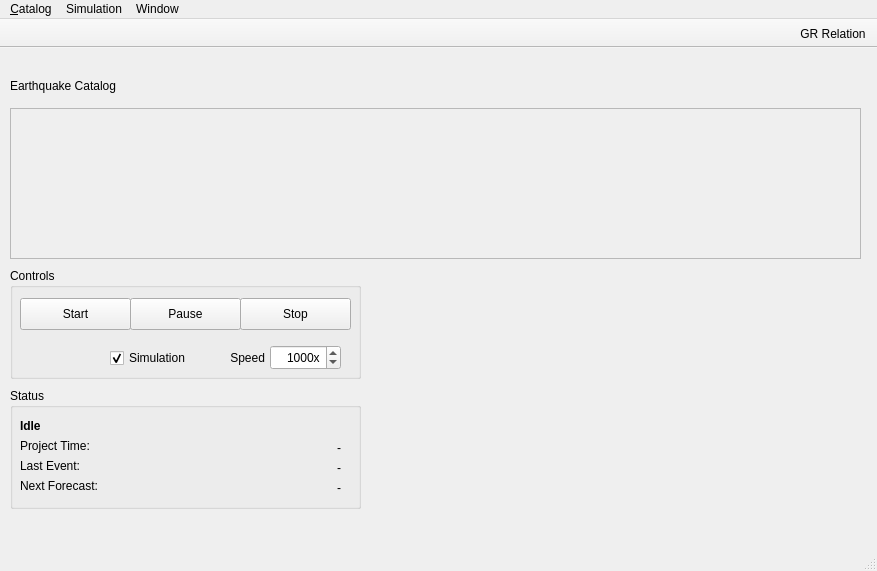
swiss-seismological-service/hermes, file atlas/ui/views/mainwindow.ui: the form before one commit.
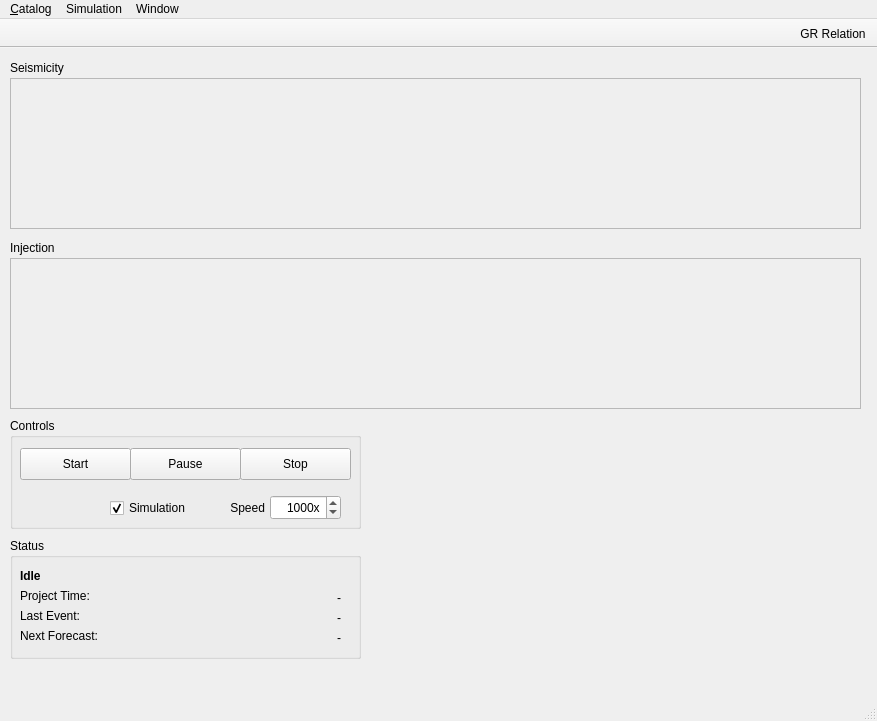
The form after the commit. Icons and pictures are not drawn. Custom widgets are drawn as their Qt base class.

The edit to the form file:
```diff
--- a/atlas/ui/views/mainwindow.ui
+++ b/atlas/ui/views/mainwindow.ui
@@ -7,31 +7,31 @@
     <x>0</x>
     <y>0</y>
     <width>877</width>
-    <height>571</height>
+    <height>721</height>
    </rect>
   </property>
   <property name="windowTitle">
    <string>ATLAS i.s.</string>
   </property>
   <widget class="QWidget" name="centralWidget">
-   <widget class="QLabel" name="label">
+   <widget class="QLabel" name="seismicityTitleLabel">
+    <property name="geometry">
+     <rect>
+      <x>10</x>
+      <y>10</y>
+      <width>141</width>
+      <height>20</height>
+     </rect>
+    </property>
+    <property name="text">
+     <string>Seismicity</string>
+    </property>
+   </widget>
+   <widget class="QFrame" name="catalog_frame">
     <property name="geometry">
      <rect>
       <x>10</x>
       <y>30</y>
-      <width>141</width>
-      <height>16</height>
-     </rect>
-    </property>
-    <property name="text">
-     <string>Earthquake Catalog</string>
-    </property>
-   </widget>
-   <widget class="QFrame" name="frame">
-    <property name="geometry">
-     <rect>
-      <x>10</x>
-      <y>60</y>
       <width>851</width>
       <height>151</height>
      </rect>
@@ -46,7 +46,7 @@
      <property name="geometry">
       <rect>
        <x>-1</x>
-       <y>-1</y>
+       <y>0</y>
        <width>851</width>
        <height>151</height>
       </rect>
@@ -66,7 +66,7 @@
     <property name="geometry">
      <rect>
       <x>10</x>
-      <y>220</y>
+      <y>370</y>
       <width>351</width>
       <height>111</height>
      </rect>
@@ -175,7 +175,7 @@
     <property name="geometry">
      <rect>
       <x>10</x>
-      <y>340</y>
+      <y>490</y>
       <width>351</width>
       <height>121</height>
      </rect>
@@ -293,6 +293,51 @@
      </property>
     </widget>
    </widget>
+   <widget class="QFrame" name="injection_frame">
+    <property name="geometry">
+     <rect>
+      <x>10</x>
+      <y>210</y>
+      <width>851</width>
+      <height>151</height>
+     </rect>
+    </property>
+    <property name="frameShape">
+     <enum>QFrame::StyledPanel</enum>
+    </property>
+    <property name="frameShadow">
+     <enum>QFrame::Raised</enum>
+    </property>
+    <widget class="SeismicityPlotWidget" name="injection_plot" native="true">
+     <property name="geometry">
+      <rect>
+       <x>-1</x>
+       <y>-1</y>
+       <width>851</width>
+       <height>151</height>
+      </rect>
+     </property>
+     <property name="sizePolicy">
+      <sizepolicy hsizetype="Expanding" vsizetype="Preferred">
+       <horstretch>0</horstretch>
+       <verstretch>0</verstretch>
+      </sizepolicy>
+     </property>
+    </widget>
+   </widget>
+   <widget class="QLabel" name="injectionTitleLabel">
+    <property name="geometry">
+     <rect>
+      <x>10</x>
+      <y>190</y>
+      <width>141</width>
+      <height>20</height>
+     </rect>
+    </property>
+    <property name="text">
+     <string>Injection</string>
+    </property>
+   </widget>
   </widget>
   <widget class="QMenuBar" name="menuBar">
    <property name="geometry">
```
Left out of the diff: 5 changed lines with no effect on the pictures.
